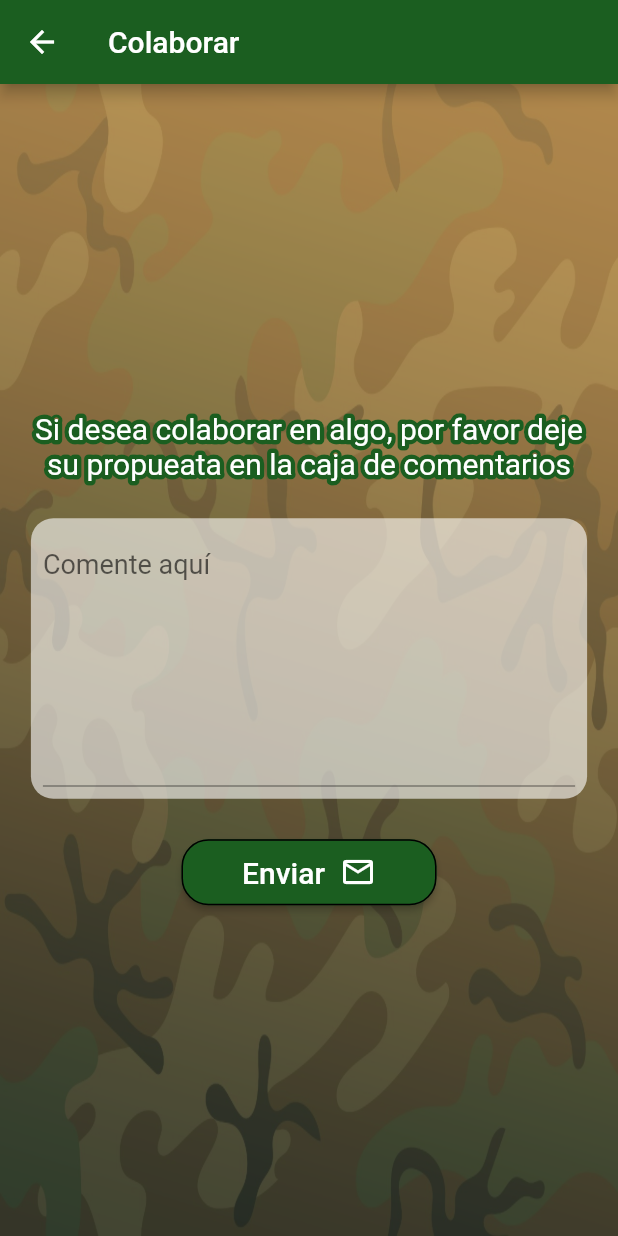
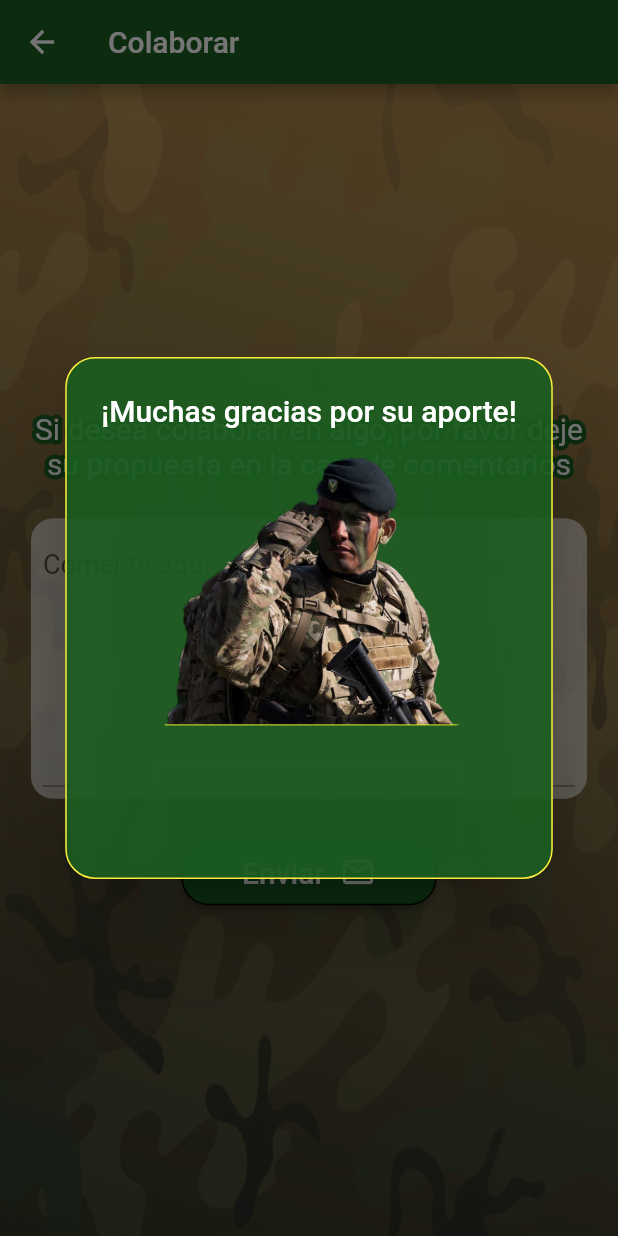
Before and after one commit to santigauto/mayor_g, a Flutter app: the CollabPage screen opened by its route, after a tap on "Enviar", on a phone screen of 412 x 824 dp. Run offline on Flutter 3.47's test engine with Material 2 defaults, Android fonts, the phone set to English and light mode, and no system bars; drawn by our look-alikes of bordered_text; our stand-ins replace flutter_secure_storage, flutter_swiper, pie_chart, shared_preferences; accounts and stored records are empty.

Commit message:
Actualizacion 7/5

```diff
--- a/lib/models/profileInfo.dart
+++ b/lib/models/profileInfo.dart
@@ -34,6 +34,16 @@ class PreferenciasUsuario{
   }
 
   set nombre(String value){
+    value = value.toLowerCase();
+    value = value.replaceFirst(RegExp(value[0]), value[0].toUpperCase());
+    print('hola: ${value.length}');
+
+    for(var i = 0; i < value.length ; i ++){
+      print(value[i]);
+      if (value[i] == ' '){
+        value = value.replaceFirst(value[i+1], value[i+1].toUpperCase(), i);
+      }
+    }
     _prefs.setString('nombre', value);
   }
 
--- a/lib/views/drawer_options/collab_page.dart
+++ b/lib/views/drawer_options/collab_page.dart
@@ -85,6 +85,7 @@ Widget _collabPageBody(Size size, String text){
               ),
             ),
             onPressed: () {
+              _mostrarAlerta(context);
             },
             color: Colors.green[900],
             textColor: Colors.white,
@@ -101,5 +102,31 @@ Widget _collabPageBody(Size size, String text){
   );
 }
 
+void _mostrarAlerta(BuildContext context){
+
+  showDialog(
+    context: context,
+    barrierDismissible: true,
+    builder: (context){
+      return AlertDialog(
+        backgroundColor: Theme.of(context).primaryColor.withOpacity(0.9),
+        shape: RoundedRectangleBorder(
+          borderRadius: BorderRadius.circular(20),
+          side: BorderSide(color: Colors.yellow)
+        ),
+        title: Text('¡Muchas gracias por su aporte!',textAlign: TextAlign.center,style: TextStyle(color: Colors.white),),
+        content: Column(
+          mainAxisSize: MainAxisSize.min,
+          children: <Widget>[
+            Container(
+              width: 200,
+              child: Image.asset('assets/capa5@2x.png')),
+          ],
+        ),
+      );
+    }
+    );
 
 }
+
+}
```
Also changed, not shown: assets/capa5.png (added), assets/capa5@2x.png (added), assets/capa5@3x.png (added).
